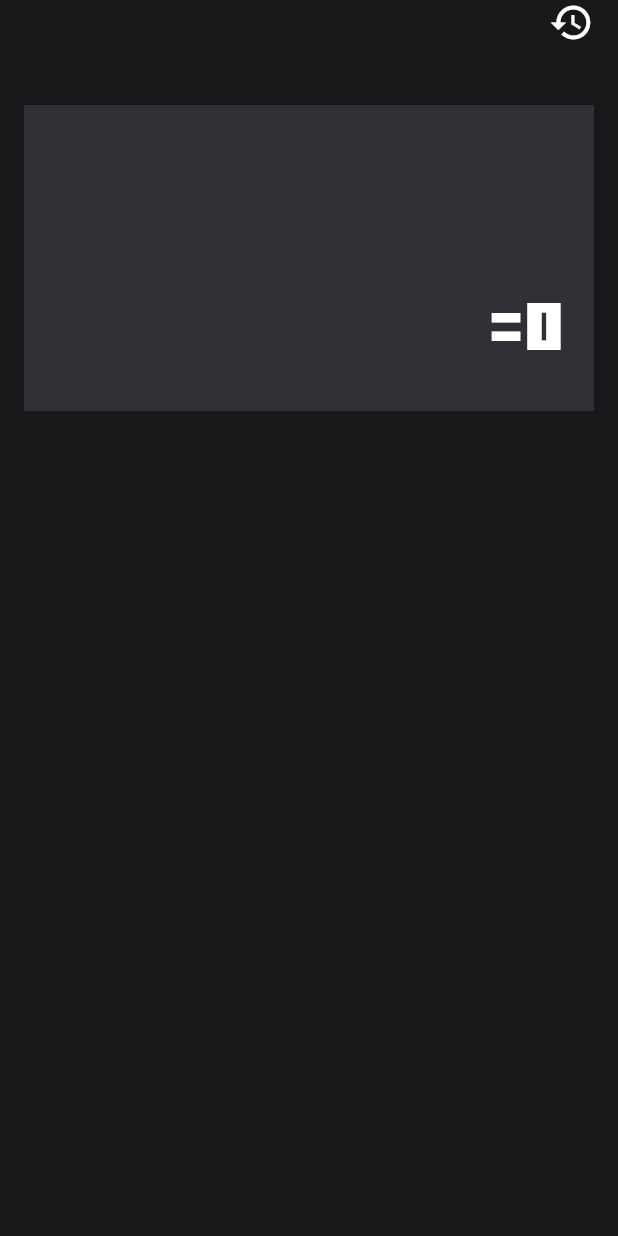
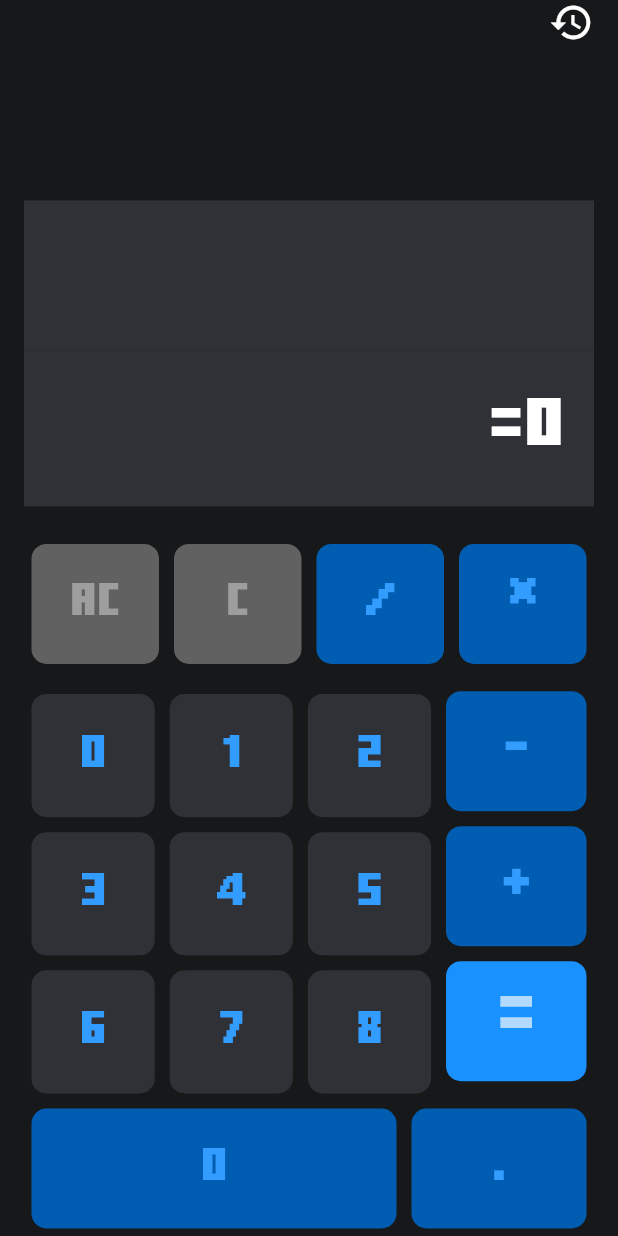
Before and after one commit to alphabetic100/riverpod_calculator_app, a Flutter app: the screen it shows after launch, on a phone screen of 412 x 824 dp. Run offline on Flutter 3.47's test engine with Material 3 defaults, Android fonts, the phone set to English and light mode, and no system bars; our stand-ins replace go_router.

Commit message:
home screen added

```diff
--- a/lib/src/feature/home/presentation/view/home_screen.dart
+++ b/lib/src/feature/home/presentation/view/home_screen.dart
@@ -1,5 +1,8 @@
 import 'package:flutter/material.dart';
+import 'package:riverpod_calculator_app/src/core/utils/colors/app_colors.dart';
+import 'package:riverpod_calculator_app/src/feature/home/presentation/widget/action_button.dart';
 import 'package:riverpod_calculator_app/src/feature/home/presentation/widget/input_field.dart';
+import 'package:riverpod_calculator_app/src/feature/home/presentation/widget/number_pad.dart';
 
 class HomeScreen extends StatelessWidget {
   const HomeScreen({super.key});
@@ -12,6 +15,7 @@ class HomeScreen extends StatelessWidget {
         child: Padding(
           padding: const EdgeInsets.symmetric(horizontal: 16),
           child: Column(
+            mainAxisAlignment: MainAxisAlignment.end,
             children: [
               Column(
                 children: [
@@ -30,7 +34,97 @@ class HomeScreen extends StatelessWidget {
                   const SizedBox(height: 40),
 
                   // Calculator view
-                  const InputField(),
+                ],
+              ),
+              const Spacer(),
+              const InputField(),
+
+              SizedBox.fromSize(size: const Size.fromHeight(20)),
+              const Row(
+                children: [
+                  Expanded(
+                    child: ActionButton(
+                      text: "AC",
+                      color: AppColors.grey,
+                      textColor: Colors.grey,
+                      width: 50,
+                    ),
+                  ),
+                  Expanded(
+                    child: ActionButton(
+                      text: "C",
+                      color: AppColors.grey,
+                      textColor: Colors.grey,
+                      width: 50,
+                    ),
+                  ),
+                  Expanded(
+                    child: ActionButton(
+                      text: "/",
+                      color: AppColors.deepBlue,
+                      textColor: AppColors.lightBlue,
+                      width: 50,
+                    ),
+                  ),
+                  Expanded(
+                    child: ActionButton(
+                      text: "*",
+                      color: AppColors.deepBlue,
+                      textColor: AppColors.lightBlue,
+                      width: 50,
+                      fontSize: 40,
+                    ),
+                  ),
+                ],
+              ),
+              const Row(
+                children: [
+                  Expanded(flex: 8, child: NumberPad()),
+                  Expanded(
+                    flex: 3,
+                    child: Column(
+                      children: [
+                        ActionButton(
+                          text: "-",
+                          color: AppColors.deepBlue,
+                          textColor: AppColors.lightBlue,
+                          fontSize: 40,
+                        ),
+                        ActionButton(
+                          text: "+",
+                          color: AppColors.deepBlue,
+                          textColor: AppColors.lightBlue,
+                          fontSize: 40,
+                        ),
+                        ActionButton(
+                          text: "=",
+                          color: Color(0xFF1991FF),
+                          textColor: Color(0xFFB2DAFF),
+                          fontSize: 50,
+                        ),
+                      ],
+                    ),
+                  ),
+                ],
+              ),
+              const Row(
+                children: [
+                  Expanded(
+                    flex: 4,
+                    child: ActionButton(
+                      text: "0",
+                      color: AppColors.deepBlue,
+                      textColor: AppColors.lightBlue,
+                    ),
+                  ),
+                  Expanded(
+                    flex: 2,
+                    child: ActionButton(
+                      text: ".",
+                      color: AppColors.deepBlue,
+                      textColor: AppColors.lightBlue,
+                    ),
+                  ),
                 ],
               ),
             ],
--- /dev/null
+++ b/lib/src/feature/home/presentation/widget/action_button.dart
@@ -0,0 +1,42 @@
+import 'package:flutter/material.dart';
+
+class ActionButton extends StatelessWidget {
+  const ActionButton({
+    super.key,
+    this.onTap,
+    required this.text,
+    required this.color,
+    required this.textColor,
+    this.width,
+    this.height,
+    this.fontSize,
+  });
+  final Function()? onTap;
+  final String text;
+  final Color color;
+  final Color textColor;
+  final double? width;
+  final double? height;
+  final double? fontSize;
+  @override
+  Widget build(BuildContext context) {
+    return InkWell(
+      onTap: onTap ?? () {},
+      child: Container(
+        width: width,
+        height: height ?? 80,
+        margin: const EdgeInsets.all(5),
+        decoration: BoxDecoration(
+          color: color,
+          borderRadius: BorderRadius.circular(10),
+        ),
+        child: Center(
+          child: Text(
+            text,
+            style: TextStyle(color: textColor, fontSize: fontSize ?? 30),
+          ),
+        ),
+      ),
+    );
+  }
+}
--- /dev/null
+++ b/lib/src/feature/home/presentation/widget/number_pad.dart
@@ -0,0 +1,51 @@
+import 'dart:developer';
+
+import 'package:flutter/material.dart';
+import 'package:riverpod_calculator_app/src/core/utils/colors/app_colors.dart';
+
+class NumberPad extends StatelessWidget {
+  const NumberPad({super.key});
+
+  @override
+  Widget build(BuildContext context) {
+    return GridView.builder(
+      shrinkWrap: true,
+      physics: const NeverScrollableScrollPhysics(),
+      itemCount: 9,
+      padding: const EdgeInsets.only(top: 10),
+      // gridDelegate: const SliverGridDelegateWithFixedCrossAxisCount(
+      //   crossAxisCount: 4,
+      //   mainAxisSpacing: 10,
+      //   crossAxisSpacing: 10,
+      // ),
+      gridDelegate: const SliverGridDelegateWithFixedCrossAxisCount(
+        crossAxisCount: 3,
+      ),
+      itemBuilder: (_, index) {
+        return InkWell(
+          onTap: () {
+            // Handle number pad button tap
+            log("Number ${index + 1} tapped");
+          },
+          child: Container(
+            height: 50,
+            margin: const EdgeInsets.all(5),
+            decoration: BoxDecoration(
+              color: AppColors.seceondarycolor,
+              borderRadius: BorderRadius.circular(10),
+            ),
+            child: Center(
+              child: Text(
+                index.toString(),
+                style: const TextStyle(
+                  color: AppColors.lightBlue,
+                  fontSize: 30,
+                ),
+              ),
+            ),
+          ),
+        );
+      },
+    );
+  }
+}
```
Also changed, not shown: 4 other files.
